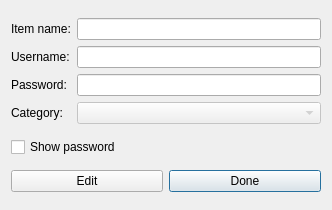
Before: the Qt Designer form cubepass/itemdetails.ui in kobus-v-schoor/cubepass, drawn with Qt 5.
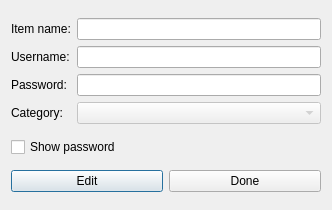
After: the same form once the commit is applied.

Commit message: Fixed an input bug on ItemDetails screen

What changed in the file:
```diff
--- a/cubepass/itemdetails.ui
+++ b/cubepass/itemdetails.ui
@@ -105,6 +105,9 @@
        <property name="text">
         <string>Edit</string>
        </property>
+       <property name="default">
+        <bool>true</bool>
+       </property>
       </widget>
      </item>
      <item>
@@ -113,7 +116,7 @@
         <string>Done</string>
        </property>
        <property name="default">
-        <bool>true</bool>
+        <bool>false</bool>
        </property>
       </widget>
      </item>
```
The commit also changes 2 other files.
